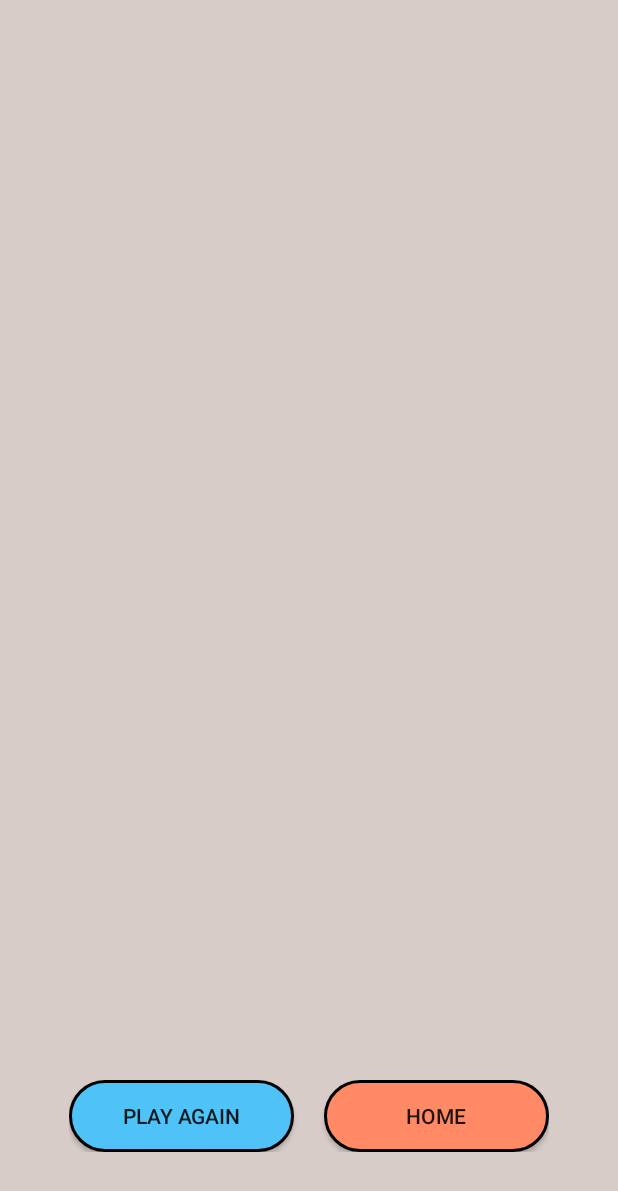
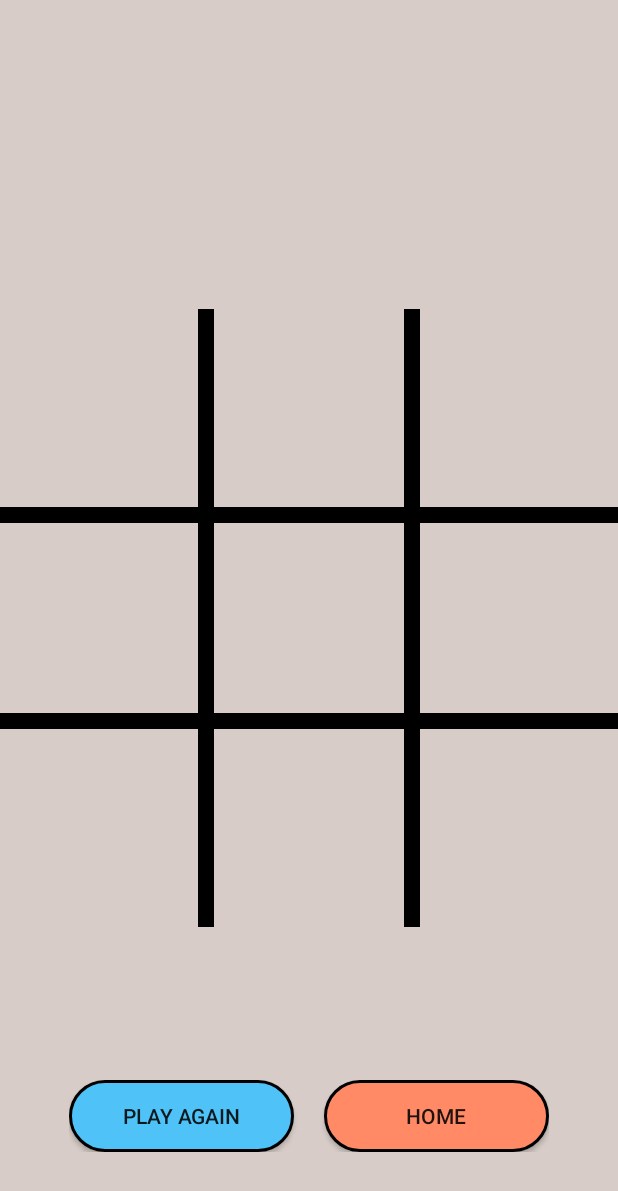
Before and after one commit to Thejaswi4183/TicTacToe, an Android app: the layout game_display.xml on its own in the app's theme, with its tools: preview values and no code run, on a phone screen of 412 x 824 dp. Shown: the top 1191 px of the screen. Run offline under Robolectric (Android 15) with nearby library versions, the phone set to English and light mode, and no system bars.

```diff
--- /dev/null
+++ b/app/src/main/java/net/myapplication/TicTacToe/GameLogic.java
@@ -0,0 +1,77 @@
+package net.myapplication.TicTacToe;
+
+import android.annotation.SuppressLint;
+import android.widget.Button;
+import android.widget.TextView;
+
+public class GameLogic {
+    private int[][] gameBoard;
+
+    private String[] playerNames={"Player1","Player2"};
+
+    private Button playAgainBTN;
+    private Button homeBTN;
+    private TextView playerTurn;
+
+
+    private int player = 1;
+    GameLogic(){
+        gameBoard=new int[3][3];
+        for(int r=0;r<3;r++){
+            for(int c=0;c<3;c++){
+                gameBoard[r][c]=0;
+            }
+        }
+    }
+    @SuppressLint("SetTextI18n")
+    public boolean updateGameBoard(int row, int col){
+        if(gameBoard[row-1][col-1] == 0){
+            gameBoard[row-1][col-1] = player;
+
+            if(player == 1){
+                playerTurn.setText((playerNames[1] + "'s Turn"));
+            }
+            else{
+                playerTurn.setText((playerNames[0] + "'s Turn"));
+            }
+            return true;
+        }
+        return false;
+
+    }
+
+    public void setPlayAgainBTN(Button playAgainBTN) {
+        this.playAgainBTN = playAgainBTN;
+    }
+
+    public void setHomeBTN(Button homeBTN) {
+        this.homeBTN = homeBTN;
+    }
+
+    public void setPlayerTurn(TextView playerTurn) {
+        this.playerTurn = playerTurn;
+    }
+
+    public void setPlayerNames(String[] playerNames) {
+        this.playerNames = playerNames;
+    }
+
+    public void resetGame() {
+        for (int r = 0; r < 3; r++) {
+            for (int c = 0; c < 3; c++) {
+                gameBoard[r][c] = 0;
+            }
+        }
+    }
+
+    public int[][] getGameBoard(){
+        return gameBoard;
+    }
+    public void setPlayer(int player){
+        this.player=player;
+    }
+
+    public int getPLayer(){
+        return player;
+    }
+}
--- /dev/null
+++ b/app/src/main/java/net/myapplication/TicTacToe/TicTacToeBoard.java
@@ -0,0 +1,159 @@
+package net.myapplication.TicTacToe;
+
+import android.annotation.SuppressLint;
+import android.content.Context;
+import android.content.res.TypedArray;
+import android.graphics.Canvas;
+import android.graphics.Paint;
+import android.util.AttributeSet;
+import android.view.MotionEvent;
+import android.view.View;
+import android.widget.Button;
+import android.widget.TextView;
+
+import androidx.annotation.Nullable;
+
+import java.nio.Buffer;
+
+class TicTacToeBoard extends View {
+    private final int boardColor;
+    private final int XColor;
+    private final int OColor;
+    private final int winningLineColor;
+
+    private final Paint paint = new Paint();
+
+
+    private final GameLogic game ;
+
+
+    private int cellSize = getWidth()/3;
+
+    public TicTacToeBoard(Context context, @Nullable AttributeSet attrs) {
+        super(context, attrs);
+
+        game=new GameLogic();
+
+
+        TypedArray a=context.getTheme().obtainStyledAttributes(attrs,
+                R.styleable.TicTacToeBoard, 0,0);
+        try{
+            boardColor=a.getInteger(R.styleable.TicTacToeBoard_boardColor ,0);
+            XColor=a.getInteger(R.styleable.TicTacToeBoard_XColor, 0);
+            OColor=a.getInteger(R.styleable.TicTacToeBoard_OColor, 0);
+            winningLineColor=a.getInteger(R.styleable.TicTacToeBoard_winningLineColor, 0);
+        }
+        finally {
+            a.recycle();
+        }
+    }
+
+    @Override
+    protected void onMeasure(int width,int height){
+        super.onMeasure(width,height);
+
+        int dimension = Math.min(getMeasuredWidth(),getMeasuredHeight());
+        cellSize = dimension/3;
+        setMeasuredDimension(dimension, dimension);
+
+    }
+
+    @Override
+    protected void onDraw(Canvas canvas){
+        paint.setStyle(Paint.Style.STROKE);
+        paint.setAntiAlias(true);
+
+        drawGameBoard(canvas);
+        drawMarkers(canvas);
+    }
+
+
+    @SuppressLint("ClickableViewAccessibility")
+    @Override
+    public boolean onTouchEvent(MotionEvent event){
+        float x = event.getX();
+        float y=event.getY();
+
+        int action = event.getAction();
+        if(action == MotionEvent.ACTION_DOWN){
+            int row= (int) Math.ceil(y/cellSize);
+            int col= (int) Math.ceil(x/cellSize);
+
+            if(game.updateGameBoard(row,col)) {
+                invalidate();
+
+                //updating the players' turn
+                if(game.getPLayer() %  2 == 0){
+                    game.setPlayer(game.getPLayer()-1);
+                }
+                else{
+                    game.setPlayer(game.getPLayer()+1);
+                }
+            }
+            return  true;
+        }
+        return false;
+    }
+
+
+
+    private void drawGameBoard(Canvas canvas){
+        paint.setColor(boardColor);
+        paint.setStrokeWidth(16);
+        for(int c=1;c<3;c++) {
+            canvas.drawLine(cellSize*c,0,cellSize*c, canvas.getWidth(),paint);
+        }
+        for(int r=1;r<3;r++){
+            canvas.drawLine(0,cellSize*r, canvas.getWidth(),cellSize*r,paint);
+        }
+
+    }
+
+    private void drawMarkers(Canvas canvas){
+        for(int r=0;r<3;r++){
+            for(int c=0;c<3;c++){
+                if(game.getGameBoard() [r][c]!=0){
+                    if(game.getGameBoard() [r][c]==1){
+                        drawX(canvas,r,c);
+                    }
+                    else{
+                        drawO(canvas,r,c);
+                    }
+                }
+            }
+        }
+    }
+    private void drawX(Canvas canvas,int row,int col){
+        paint.setColor(XColor);
+        canvas.drawLine((float)((col+1)*cellSize - cellSize*0.2),
+                        (float)(row*cellSize + cellSize*0.2),
+                        (float)(col*cellSize + cellSize*0.2),
+                        (float)((row+1)*cellSize - cellSize*0.2),
+                         paint);
+        canvas.drawLine((float)(col*cellSize + cellSize*0.2),
+                        (float) (row*cellSize + cellSize*0.2),
+                        (float) ((col+1)*cellSize - cellSize*0.2),
+                        (float) ((row+1)*cellSize - cellSize*0.2),
+                         paint);
+    }
+    private void drawO(Canvas canvas,int row,int col){
+        paint.setColor(OColor);
+        canvas.drawOval((float)(col*cellSize + cellSize*0.2),
+                     (float)(row*cellSize + cellSize*0.2),
+                         (float)((col*cellSize + cellSize)-cellSize*0.2),
+                         (float) ((row*cellSize + cellSize)-cellSize*0.2),
+                          paint);
+
+    }
+
+    public void setUpGame(Button playAgain, Button home, TextView playerDisplay, String[] names){
+            game.setPlayAgainBTN(playAgain);
+            game.setHomeBTN(home);
+            game.setPlayerTurn(playerDisplay);
+            game.setPlayerNames(names);
+    }
+
+    public void resetGame(){
+        game.resetGame();
+    }
+}
--- a/app/src/main/res/layout/game_display.xml
+++ b/app/src/main/res/layout/game_display.xml
@@ -2,6 +2,7 @@
 <androidx.constraintlayout.widget.ConstraintLayout xmlns:android="http://schemas.android.com/apk/res/android"
     xmlns:app="http://schemas.android.com/apk/res-auto"
     xmlns:tools="http://schemas.android.com/tools"
+    xmlns:custom="http://schemas.android.com/apk/res-auto"
     android:id="@+id/main"
     android:layout_width="match_parent"
     android:layout_height="match_parent"
@@ -9,7 +10,7 @@
     android:background="#D7CCC8">
 
     <TextView
-        android:id="@+id/textView8"
+        android:id="@+id/player_display"
         android:layout_width="wrap_content"
         android:layout_height="wrap_content"
         android:layout_marginTop="92dp"
@@ -21,6 +22,7 @@
         app:layout_constraintTop_toTopOf="parent" />
 
     <androidx.constraintlayout.widget.ConstraintLayout
+        android:id="@+id/constraintLayout"
         android:layout_width="wrap_content"
         android:layout_height="wrap_content"
         android:layout_marginBottom="56dp"
@@ -29,28 +31,41 @@
         app:layout_constraintStart_toStartOf="parent">
 
         <Button
-            android:id="@+id/button3"
+            android:id="@+id/play_again"
             android:layout_width="150dp"
             android:layout_height="wrap_content"
             android:background="@drawable/blue_button"
+            android:onClick="playAgainButtonClick"
             android:text="@string/playAgainButton"
             app:layout_constraintBottom_toBottomOf="parent"
             app:layout_constraintStart_toStartOf="parent"
             app:layout_constraintTop_toTopOf="parent" />
 
         <Button
-            android:id="@+id/button4"
+            android:id="@+id/home_button"
             android:layout_width="150dp"
             android:layout_height="wrap_content"
+            android:layout_marginStart="20dp"
             android:background="@drawable/red_button"
+            android:onClick="homeButtonClick"
             android:text="@string/homeButton"
-            android:layout_marginStart="20dp"
             app:layout_constraintBottom_toBottomOf="parent"
             app:layout_constraintEnd_toEndOf="parent"
-            app:layout_constraintStart_toEndOf="@+id/button3"
+            app:layout_constraintStart_toEndOf="@+id/play_again"
             app:layout_constraintTop_toTopOf="parent" />
 
     </androidx.constraintlayout.widget.ConstraintLayout>
 
+    <net.myapplication.TicTacToe.TicTacToeBoard
+        android:id="@+id/ticTacToeBoard"
+        android:layout_width="wrap_content"
+        android:layout_height="wrap_content"
+        app:layout_constraintBottom_toBottomOf="parent"
+        app:layout_constraintTop_toTopOf="parent"
+        custom:OColor="#0000FF"
+        custom:XColor="#FF0000"
+        custom:boardColor="#000000"
+        tools:ignore="MissingConstraints" />
+
 
 </androidx.constraintlayout.widget.ConstraintLayout>
```
Also changed, not shown: app/src/main/java/net/myapplication/TicTacToe/GameDisplay.java (+28 -6 lines).
